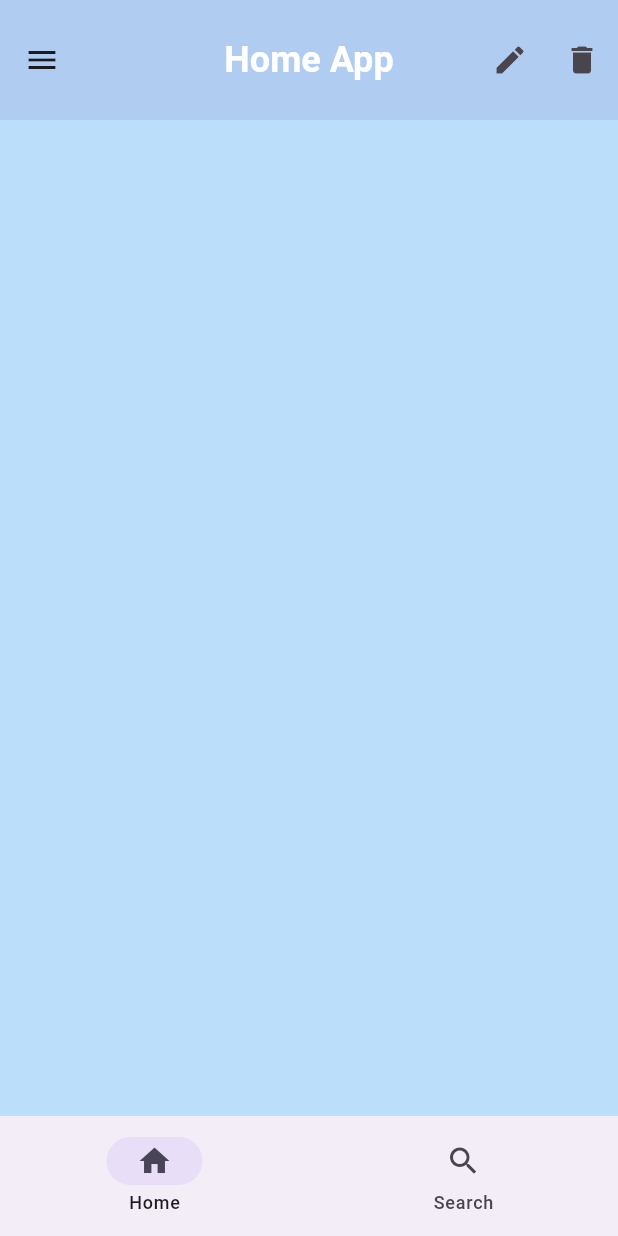
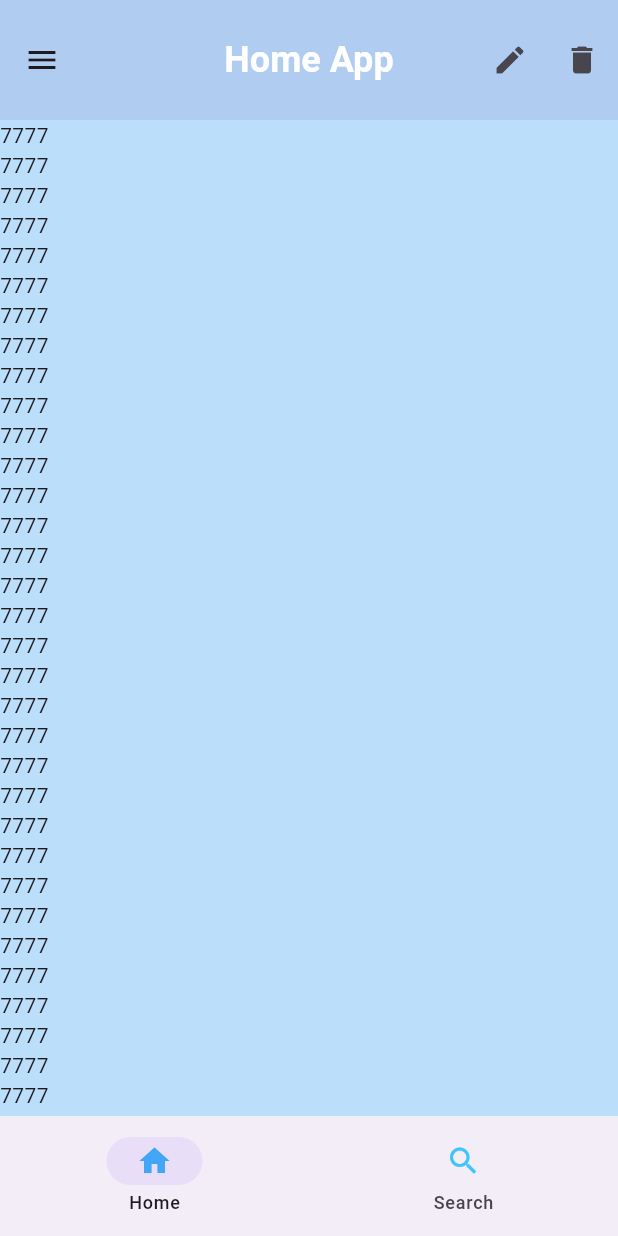
Before and after one commit to 07fahim/live_class_flutter, a Flutter app: the screen it shows after launch, on a phone screen of 412 x 824 dp. Run offline on Flutter 3.47's test engine with Material 3 defaults, Android fonts, the phone set to English and light mode, and no system bars.

Commit message:
SingleChildScrollView

```diff
--- a/lib/main.dart
+++ b/lib/main.dart
@@ -46,7 +46,7 @@ class Home extends StatelessWidget {
               color: Colors.blue.shade100,
             )),
         child: Padding(
-          padding: const EdgeInsets.symmetric(vertical: 32,horizontal:120),
+          padding: const EdgeInsets.symmetric(vertical: 32, horizontal: 120),
           child: Column(
             children: [
               Text("List"),
@@ -54,14 +54,140 @@ class Home extends StatelessWidget {
           ),
         ),
       ),
-      bottomNavigationBar:NavigationBar(
-          selectedIndex:0,
-          onDestinationSelected:(int selectedIndex){},
-          destinations:[
-        NavigationDestination(icon: Icon(Icons.home), label:"Home"),
-        NavigationDestination(icon: Icon(Icons.search), label:"Search")
-      ]),
-
+      bottomNavigationBar: NavigationBar(
+          selectedIndex: 0,
+          onDestinationSelected: (int selectedIndex) {},
+          destinations: [
+            NavigationDestination(
+                icon: Icon(
+                  Icons.home,
+                  color: Colors.blue.shade400,
+                ),
+                label: "Home"),
+            NavigationDestination(
+                icon: Icon(
+                  Icons.search,
+                  color: Colors.lightBlueAccent,
+                ),
+                label: "Search")
+          ]),
+      body: Scrollbar(
+        child: SingleChildScrollView(
+          child: Column(
+            children: [
+              Text("7777"),
+              Text("7777"),
+              Text("7777"),
+              Text("7777"),
+              Text("7777"),
+              Text("7777"),
+              Text("7777"),
+              Text("7777"),
+              Text("7777"),
+              Text("7777"),
+              Text("7777"),
+              Text("7777"),
+              Text("7777"),
+              Text("7777"),
+              Text("7777"),
+              Text("7777"),
+              Text("7777"),
+              Text("7777"),
+              Text("7777"),
+              Text("7777"),
+              Text("7777"),
+              Text("7777"),
+              Text("7777"),
+              Text("7777"),
+              Text("7777"),
+              Text("7777"),
+              Text("7777"),
+              Text("7777"),
+              Text("7777"),
+              Text("7777"),
+              Text("7777"),
+              Text("7777"),
+              Text("7777"),
+              Text("7777"),
+              Text("7777"),
+              Text("7777"),
+              Text("7777"),
+              Text("7777"),
+              Text("7777"),
+              Text("7777"),
+              Text("7777"),
+              Text("7777"),
+              Text("7777"),
+              Text("7777"),
+              Text("7777"),
+              Text("7777"),
+              Text("7777"),
+              Text("7777"),
+              Text("7777"),
+              Text("7777"),
+              Text("7777"),
+              Text("7777"),
+              Text("7777"),
+              Text("7777"),
+              Text("7777"),
+              Text("7777"),
+              Text("7777"),
+              Text("7777"),
+              Text("7777"),
+              Text("7777"),
+              Text("7777"),
+              Text("7777"),
+              Text("7777"),
+              Text("7777"),
+              Text("7777"),
+              Text("7777"),
+              Text("7777"),
+              Text("7777"),
+              Text("7777"),
+              Text("7777"),
+              Text("7777"),
+              Text("7777"),
+              Text("7777"),
+              Text("7777"),
+              Text("7777"),
+              Text("7777"),
+              Text("7777"),
+              Text("7777"),
+              Text("7777"),
+              Text("7777"),
+              Text("7777"),
+              Text("7777"),
+              Text("7777"),
+              Text("7777"),
+              Text("7777"),
+              Text("7777"),
+              Text("7777"),
+              Text("7777"),
+              Text("7777"),
+              Text("7777"),
+              Text("7777"),
+              Text("7777"),
+              Text("7777"),
+              Text("7777"),
+              Text("7777"),
+              Text("7777"),
+              Text("7777"),
+              Text("7777"),
+              Text("7777"),
+              Text("7777"),
+              Text("7777"),
+              Text("7777"),
+              Text("7777"),
+              Text("7777"),
+              Text("7777"),
+              Text("7777"),
+              Text("7777"),
+              Text("7777"),
+              Text("7777"),
+            ],
+          ),
+        ),
+      ),
     );
   }
 }
```
